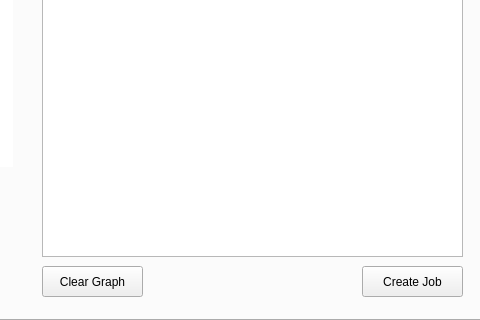
Qt form openeo_connector_dialog_base.ui (Open-EO/openeo-qgis-plugin) before a commit; both pictures show x 370 to 850 and y 580 to 900 of the 850 by 900 pixel window.
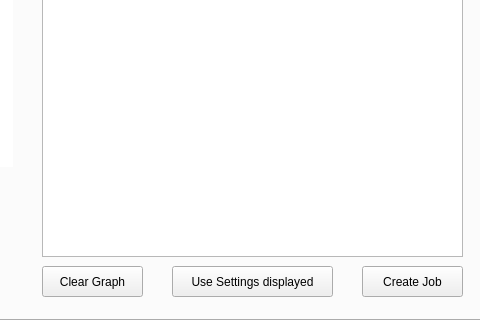
The same form after that commit. Icons and pictures are not drawn.

The edit to the form file:
```diff
--- a/openeo_connector_dialog_base.ui
+++ b/openeo_connector_dialog_base.ui
@@ -484,6 +484,19 @@
       </size>
      </property>
     </widget>
+    <widget class="QPushButton" name="takeSettings">
+     <property name="geometry">
+      <rect>
+       <x>540</x>
+       <y>650</y>
+       <width>161</width>
+       <height>31</height>
+      </rect>
+     </property>
+     <property name="text">
+      <string>Use Settings displayed</string>
+     </property>
+    </widget>
    </widget>
    <widget class="QWidget" name="tab_2">
     <attribute name="title">
```
